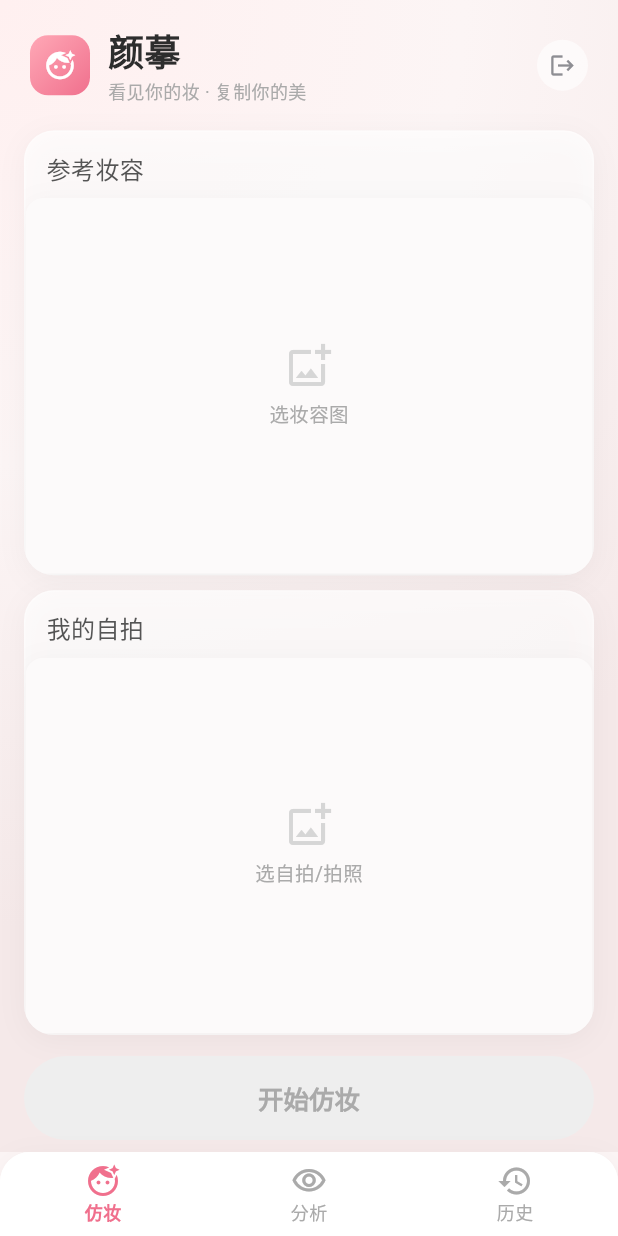
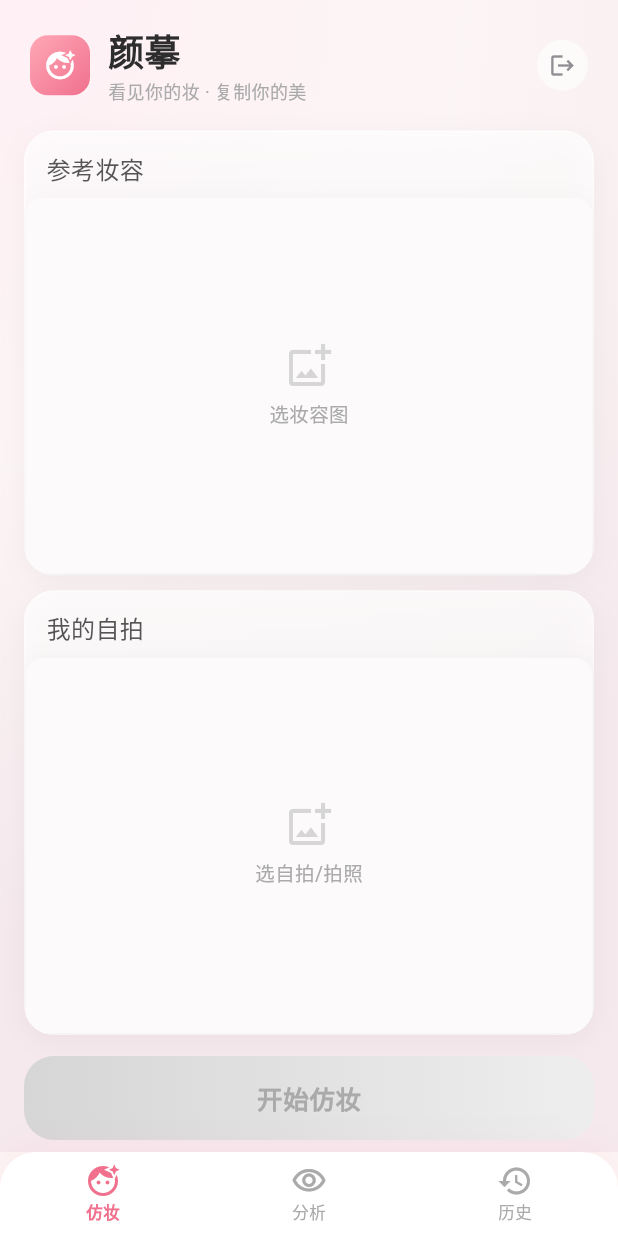
Before and after one commit to vanhci/facematch, a Flutter app: the screen it shows once a user with an empty profile is signed in, on a phone screen of 412 x 824 dp. Run offline on Flutter 3.47's test engine with Material 3 defaults, Android fonts, the phone set to English and light mode, and no system bars; our stand-ins replace dio, image_gallery_saver, image_picker, share_plus, supabase_flutter; accounts and stored records are empty; network calls fail.

Commit message:
style: 年轻女性化UI — 玫瑰金渐变按钮+粉色底+精致导航

```diff
--- a/lib/main.dart
+++ b/lib/main.dart
@@ -62,39 +62,46 @@ class _MainShellState extends State<MainShell> {
         decoration: BoxDecoration(
           color: Colors.white,
           borderRadius: const BorderRadius.vertical(
-            top: Radius.circular(AppRadius.card),
+            top: Radius.circular(24),
           ),
-          boxShadow: AppColors.cardShadow,
+          boxShadow: [
+            BoxShadow(
+              color: AppColors.primary.withValues(alpha: 0.08),
+              blurRadius: 20,
+              offset: const Offset(0, -4),
+            ),
+          ],
         ),
         child: ClipRRect(
           borderRadius: const BorderRadius.vertical(
-            top: Radius.circular(AppRadius.card),
+            top: Radius.circular(24),
           ),
           child: BottomNavigationBar(
             currentIndex: _currentIndex,
             onTap: (i) => setState(() => _currentIndex = i),
-            backgroundColor: Colors.white,
+            backgroundColor: Colors.transparent,
             selectedItemColor: AppColors.primary,
             unselectedItemColor: AppColors.neutral400,
             type: BottomNavigationBarType.fixed,
             elevation: 0,
-            selectedFontSize: 12,
-            unselectedFontSize: 12,
-            selectedLabelStyle: const TextStyle(fontWeight: FontWeight.w600),
+            selectedFontSize: 11,
+            unselectedFontSize: 11,
+            selectedLabelStyle: const TextStyle(fontWeight: FontWeight.w600, letterSpacing: 0.3),
+            unselectedLabelStyle: const TextStyle(letterSpacing: 0.3),
             items: const [
               BottomNavigationBarItem(
-                icon: Icon(Icons.face_retouching_natural_outlined),
-                activeIcon: Icon(Icons.face_retouching_natural),
+                icon: Icon(Icons.face_retouching_natural_outlined, size: 24),
+                activeIcon: Icon(Icons.face_retouching_natural, size: 24),
                 label: '仿妆',
               ),
               BottomNavigationBarItem(
-                icon: Icon(Icons.visibility_outlined),
-                activeIcon: Icon(Icons.visibility),
+                icon: Icon(Icons.visibility_outlined, size: 24),
+                activeIcon: Icon(Icons.visibility, size: 24),
                 label: '分析',
               ),
               BottomNavigationBarItem(
-                icon: Icon(Icons.history_outlined),
-                activeIcon: Icon(Icons.history),
+                icon: Icon(Icons.history_outlined, size: 24),
+                activeIcon: Icon(Icons.history, size: 24),
                 label: '历史',
               ),
             ],
--- a/lib/screens/home_screen.dart
+++ b/lib/screens/home_screen.dart
@@ -92,7 +92,7 @@ class HomeScreen extends StatelessWidget {
           gradient: RadialGradient(
             center: Alignment.topLeft,
             radius: 1.5,
-            colors: [Color(0xFFFFF0F0), Color(0xFFFCF5F5), Color(0xFFF5E9E9)],
+            colors: [Color(0xFFFFF0F5), Color(0xFFFCF5F5), Color(0xFFF5E9ED)],
           ),
         ),
         child: SafeArea(
@@ -268,22 +268,33 @@ class HomeScreen extends StatelessWidget {
     return SizedBox(
       width: double.infinity,
       height: 56,
+      child: DecoratedBox(
+        decoration: BoxDecoration(
+          borderRadius: BorderRadius.circular(AppRadius.card),
+          gradient: provider.canMatch
+              ? AppColors.gradientRose
+              : LinearGradient(colors: [AppColors.neutral300, AppColors.neutral200]),
+          boxShadow: provider.canMatch
+              ? [BoxShadow(color: AppColors.primary.withValues(alpha: 0.3), blurRadius: 16, offset: const Offset(0, 6))]
+              : null,
+        ),
         child: ElevatedButton(
           onPressed: provider.canMatch
               ? () => _runMatch(context, provider)
               : null,
           style: ElevatedButton.styleFrom(
-          backgroundColor: provider.canMatch
-              ? AppColors.primary
-              : AppColors.neutral300,
-          foregroundColor: const Color(0xFF4A1A2A),
-          disabledBackgroundColor: AppColors.neutral200,
+            backgroundColor: Colors.transparent,
+            shadowColor: Colors.transparent,
+            foregroundColor: Colors.white,
+            disabledBackgroundColor: Colors.transparent,
             disabledForegroundColor: AppColors.neutral400,
             elevation: 0,
+            shape: RoundedRectangleBorder(borderRadius: BorderRadius.circular(AppRadius.card)),
           ),
           child: const Text(
             '开始仿妆',
-          style: TextStyle(fontSize: 17, fontWeight: FontWeight.w600),
+            style: TextStyle(fontSize: 17, fontWeight: FontWeight.w600, letterSpacing: 0.5),
+          ),
         ),
       ),
     );
--- a/pubspec.yaml
+++ b/pubspec.yaml
@@ -1,7 +1,7 @@
 name: facematch
 description: "FaceMatch - 看见你的妆，复制你的美"
 publish_to: 'none'
-version: 1.0.0+48
+version: 1.0.0+49
 
 environment:
   sdk: ^3.11.4
```
Lines whose indentation alone changed are shown as unchanged.
